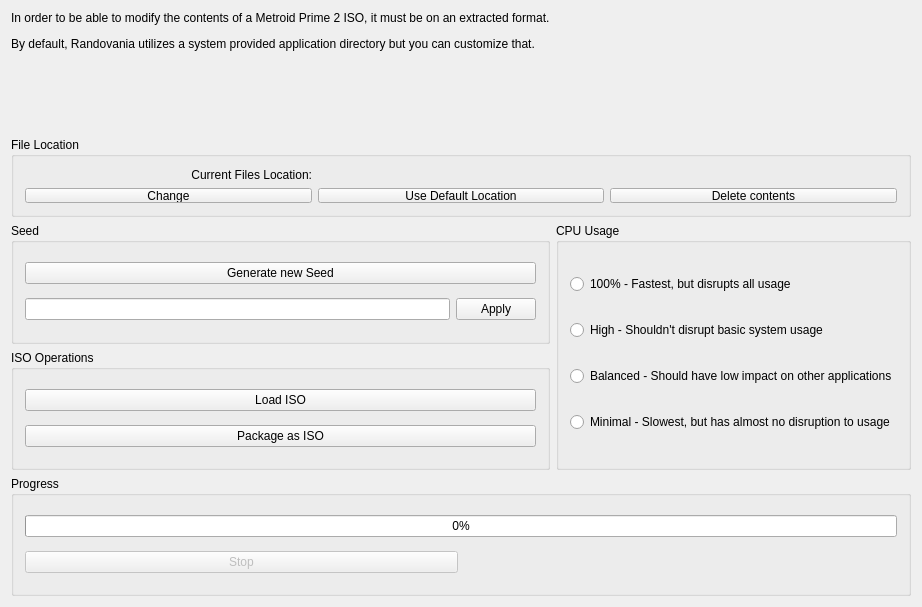
randovania/randovania, file randovania/gui/manage_game_window.ui: the form before one commit.
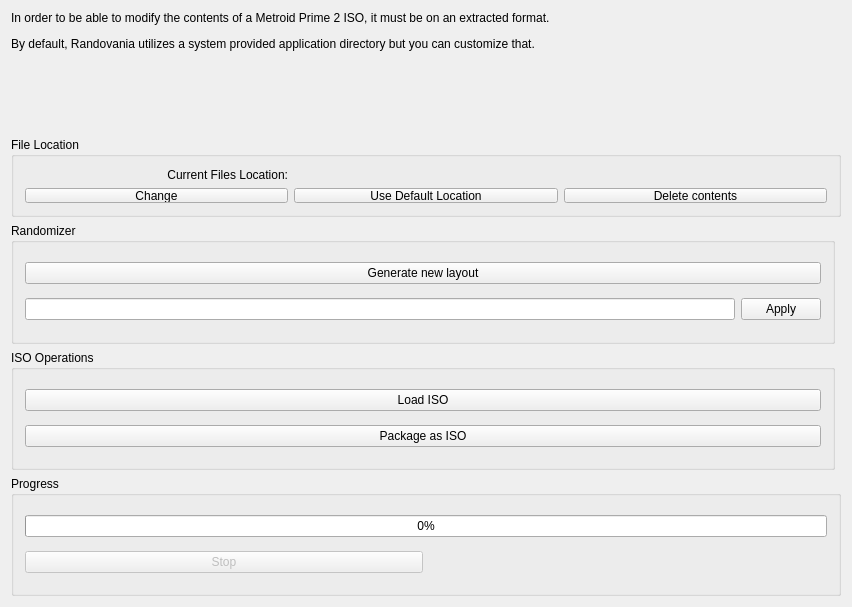
The form after the commit.

Commit message: Start the new windows for Layout generation

```diff
--- a/randovania/gui/manage_game_window.ui
+++ b/randovania/gui/manage_game_window.ui
@@ -6,7 +6,7 @@
    <rect>
     <x>0</x>
     <y>0</y>
-    <width>830</width>
+    <width>852</width>
     <height>607</height>
    </rect>
   </property>
@@ -21,46 +21,6 @@
     </size>
    </property>
    <layout class="QGridLayout" name="gridLayout">
-    <item row="2" column="1" rowspan="2">
-     <widget class="QGroupBox" name="cpuUsageBox">
-      <property name="toolTip">
-       <string>&lt;html&gt;&lt;head/&gt;&lt;body&gt;&lt;p&gt;Configure how many CPU cores the generation will use.&lt;/p&gt;&lt;p&gt;Certain options may be disabled based on the CPU count of your system.&lt;/p&gt;&lt;/body&gt;&lt;/html&gt;</string>
-      </property>
-      <property name="title">
-       <string>CPU Usage</string>
-      </property>
-      <layout class="QVBoxLayout" name="verticalLayout">
-       <item>
-        <widget class="QRadioButton" name="maxUsageRadio">
-         <property name="text">
-          <string>100% - Fastest, but disrupts all usage</string>
-         </property>
-        </widget>
-       </item>
-       <item>
-        <widget class="QRadioButton" name="highUsageRadio">
-         <property name="text">
-          <string>High - Shouldn't disrupt basic system usage</string>
-         </property>
-        </widget>
-       </item>
-       <item>
-        <widget class="QRadioButton" name="balancedUsageRadio">
-         <property name="text">
-          <string>Balanced - Should have low impact on other applications</string>
-         </property>
-        </widget>
-       </item>
-       <item>
-        <widget class="QRadioButton" name="minialUsageRadio">
-         <property name="text">
-          <string>Minimal - Slowest, but has almost no disruption to usage</string>
-         </property>
-        </widget>
-       </item>
-      </layout>
-     </widget>
-    </item>
     <item row="0" column="0">
      <widget class="QLabel" name="label">
       <property name="text">
@@ -74,7 +34,7 @@
     <item row="2" column="0">
      <widget class="QGroupBox" name="seedBox">
       <property name="title">
-       <string>Seed</string>
+       <string>Randomizer</string>
       </property>
       <layout class="QGridLayout" name="gridLayout_5">
        <item row="2" column="1">
@@ -100,7 +60,7 @@
        <item row="1" column="1" colspan="2">
         <widget class="QPushButton" name="generateSeedButton">
          <property name="text">
-          <string>Generate new Seed</string>
+          <string>Generate new layout</string>
          </property>
         </widget>
        </item>
```
Left out of the diff: 2 changed lines with no effect on the pictures. The commit also changes 4 other files.
